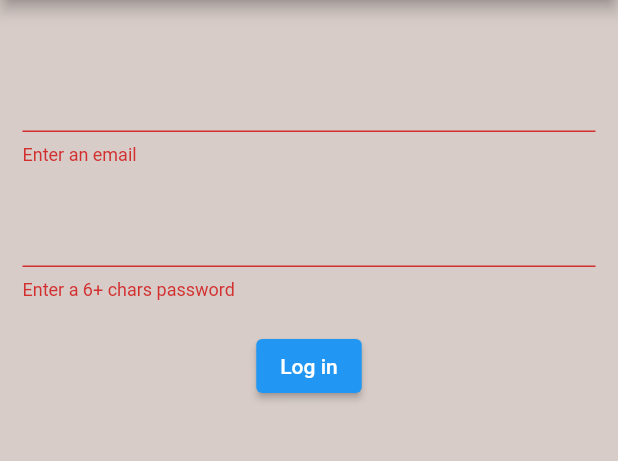
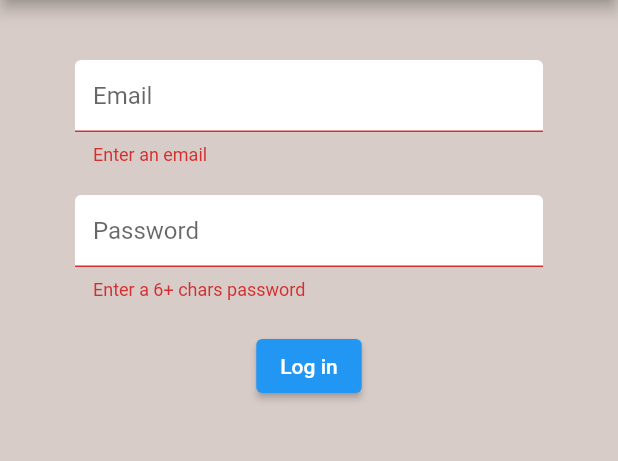
Before and after one commit to Belaid-RWW/FlutterFirebase, a Flutter app: the screen it shows after launch, after a tap on "Log in", on a phone screen of 412 x 824 dp, the part 84-545 px from its top. Run offline on Flutter 3.47's test engine with Material 2 defaults, Android fonts, the phone set to English and light mode, and no system bars; our stand-ins replace firebase_auth, firebase_core; accounts and stored records are empty.

Commit message:
Text input decoration

```diff
--- a/lib/screens/authenticate/register.dart
+++ b/lib/screens/authenticate/register.dart
@@ -1,5 +1,6 @@
 import 'package:flutter/material.dart';
 import 'package:flutter_firebase/services/auth.dart';
+import 'package:flutter_firebase/shared/constants.dart';
 
 class Register extends StatefulWidget {
   final Function toggleView;
@@ -33,13 +34,14 @@ class _RegisterState extends State<Register> {
         ],
       ),
       body: Container(
-          padding: EdgeInsets.symmetric(vertical: 20.0, horizontal: 15.0),
+          padding: EdgeInsets.symmetric(vertical: 20.0, horizontal: 50.0),
           child: Form(
             key: _formkey,
             child: Column(
               children: <Widget>[
                 SizedBox(height: 20.0),
                 TextFormField(
+                  decoration: textInputDecoration.copyWith(hintText: 'Email'),
                   validator: (val) => val!.isEmpty ? 'Enter an email' : null,
                   onChanged: (val) {
                     setState(() => email = val);
@@ -47,6 +49,7 @@ class _RegisterState extends State<Register> {
                 ),
                 SizedBox(height: 20.0),
                 TextFormField(
+                  decoration: textInputDecoration.copyWith(hintText: 'Password'),
                   validator: (val) =>
                       val!.length < 6 ? 'Enter a 6+ chars password' : null,
                   obscureText: true,
--- a/lib/screens/authenticate/sign_in.dart
+++ b/lib/screens/authenticate/sign_in.dart
@@ -1,5 +1,6 @@
 import 'package:flutter/material.dart';
 import 'package:flutter_firebase/services/auth.dart';
+import 'package:flutter_firebase/shared/constants.dart';
 
 class SignIn extends StatefulWidget {
   final Function toggleView;
@@ -33,13 +34,14 @@ class _SignInState extends State<SignIn> {
         ],
       ),
       body: Container(
-          padding: EdgeInsets.symmetric(vertical: 20.0, horizontal: 15.0),
+          padding: EdgeInsets.symmetric(vertical: 20.0, horizontal: 50.0),
           child: Form(
             key: _formkey,
             child: Column(
               children: <Widget>[
                 SizedBox(height: 20.0),
                 TextFormField(
+                  decoration: textInputDecoration.copyWith(hintText: 'Email'),
                   validator: (val) => val!.isEmpty ? 'Enter an email' : null,
                   onChanged: (val) {
                     setState(() => email = val);
@@ -47,6 +49,8 @@ class _SignInState extends State<SignIn> {
                 ),
                 SizedBox(height: 20.0),
                 TextFormField(
+                  decoration:
+                      textInputDecoration.copyWith(hintText: 'Password'),
                   validator: (val) =>
                       val!.length < 6 ? 'Enter a 6+ chars password' : null,
                   obscureText: true,
--- /dev/null
+++ b/lib/shared/constants.dart
@@ -0,0 +1,11 @@
+import 'package:flutter/material.dart';
+
+const textInputDecoration = InputDecoration(
+                      fillColor: Colors.white,
+                      filled: true,
+                      enabledBorder: OutlineInputBorder(
+                          borderSide:
+                              BorderSide(color: Colors.white, width: 2.0)),
+                      focusedBorder: OutlineInputBorder(
+                          borderSide:
+                              BorderSide(color: Colors.blue, width: 2.0)));
```
